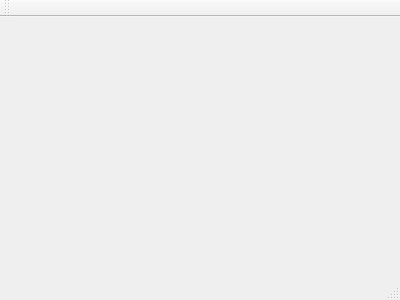
Above: mainwindow.ui from maxbog/f1 before the change. Below: the same form after it.
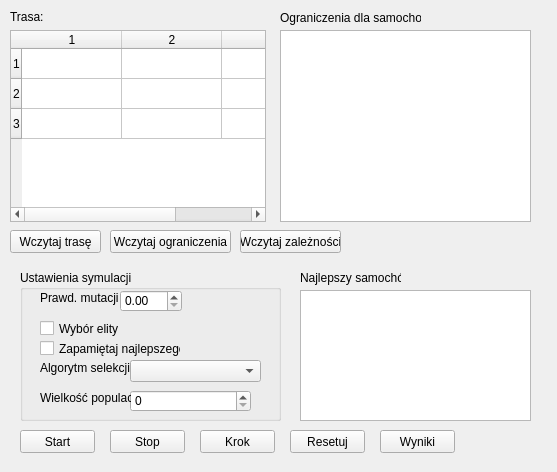
That is the form after the change.

Commit message: prototyp interfejsu

Patch:
```diff
--- a/mainwindow.ui
+++ b/mainwindow.ui
@@ -1,24 +1,314 @@
 <ui version="4.0">
  <class>MainWindow</class>
- <widget class="QMainWindow" name="MainWindow" >
-  <property name="geometry" >
+ <widget class="QMainWindow" name="MainWindow">
+  <property name="geometry">
    <rect>
     <x>0</x>
     <y>0</y>
-    <width>400</width>
-    <height>300</height>
+    <width>557</width>
+    <height>472</height>
    </rect>
   </property>
   <property name="windowTitle" >
    <string>MainWindow</string>
   </property>
-  <widget class="QMenuBar" name="menuBar" />
-  <widget class="QToolBar" name="mainToolBar" />
-  <widget class="QWidget" name="centralWidget" />
-  <widget class="QStatusBar" name="statusBar" />
+  <widget class="QWidget" name="centralWidget">
+   <widget class="QTableWidget" name="tableWidget">
+    <property name="geometry">
+     <rect>
+      <x>10</x>
+      <y>30</y>
+      <width>256</width>
+      <height>192</height>
+     </rect>
+    </property>
+    <property name="rowCount">
+     <number>3</number>
+    </property>
+    <property name="columnCount">
+     <number>3</number>
+    </property>
+    <row/>
+    <row/>
+    <row/>
+    <column/>
+    <column/>
+    <column/>
+   </widget>
+   <widget class="QLabel" name="label">
+    <property name="geometry">
+     <rect>
+      <x>10</x>
+      <y>10</y>
+      <width>46</width>
+      <height>13</height>
+     </rect>
+    </property>
+    <property name="text">
+     <string>Trasa:</string>
+    </property>
+   </widget>
+   <widget class="QTableWidget" name="tableWidget_2">
+    <property name="geometry">
+     <rect>
+      <x>280</x>
+      <y>30</y>
+      <width>251</width>
+      <height>192</height>
+     </rect>
+    </property>
+   </widget>
+   <widget class="QLabel" name="label_2">
+    <property name="geometry">
+     <rect>
+      <x>280</x>
+      <y>10</y>
+      <width>141</width>
+      <height>16</height>
+     </rect>
+    </property>
+    <property name="text">
+     <string>Ograniczenia dla samochodu:</string>
+    </property>
+   </widget>
+   <widget class="QPushButton" name="pushButton">
+    <property name="geometry">
+     <rect>
+      <x>10</x>
+      <y>230</y>
+      <width>91</width>
+      <height>23</height>
+     </rect>
+    </property>
+    <property name="text">
+     <string>Wczytaj trasę</string>
+    </property>
+   </widget>
+   <widget class="QPushButton" name="pushButton_2">
+    <property name="geometry">
+     <rect>
+      <x>110</x>
+      <y>230</y>
+      <width>121</width>
+      <height>23</height>
+     </rect>
+    </property>
+    <property name="text">
+     <string>Wczytaj ograniczenia</string>
+    </property>
+   </widget>
+   <widget class="QGroupBox" name="groupBox">
+    <property name="geometry">
+     <rect>
+      <x>20</x>
+      <y>270</y>
+      <width>261</width>
+      <height>151</height>
+     </rect>
+    </property>
+    <property name="title">
+     <string>Ustawienia symulacji</string>
+    </property>
+    <widget class="QDoubleSpinBox" name="doubleSpinBox">
+     <property name="geometry">
+      <rect>
+       <x>100</x>
+       <y>20</y>
+       <width>62</width>
+       <height>22</height>
+      </rect>
+     </property>
+    </widget>
+    <widget class="QLabel" name="label_3">
+     <property name="geometry">
+      <rect>
+       <x>20</x>
+       <y>20</y>
+       <width>81</width>
+       <height>16</height>
+      </rect>
+     </property>
+     <property name="text">
+      <string>Prawd. mutacji</string>
+     </property>
+    </widget>
+    <widget class="QCheckBox" name="checkBox">
+     <property name="geometry">
+      <rect>
+       <x>20</x>
+       <y>50</y>
+       <width>81</width>
+       <height>17</height>
+      </rect>
+     </property>
+     <property name="text">
+      <string>Wybór elity</string>
+     </property>
+    </widget>
+    <widget class="QCheckBox" name="checkBox_2">
+     <property name="geometry">
+      <rect>
+       <x>20</x>
+       <y>70</y>
+       <width>141</width>
+       <height>17</height>
+      </rect>
+     </property>
+     <property name="text">
+      <string>Zapamiętaj najlepszego</string>
+     </property>
+    </widget>
+    <widget class="QComboBox" name="comboBox">
+     <property name="geometry">
+      <rect>
+       <x>110</x>
+       <y>90</y>
+       <width>131</width>
+       <height>22</height>
+      </rect>
+     </property>
+    </widget>
+    <widget class="QLabel" name="label_4">
+     <property name="geometry">
+      <rect>
+       <x>20</x>
+       <y>90</y>
+       <width>91</width>
+       <height>16</height>
+      </rect>
+     </property>
+     <property name="text">
+      <string>Algorytm selekcji</string>
+     </property>
+    </widget>
+    <widget class="QSpinBox" name="spinBox">
+     <property name="geometry">
+      <rect>
+       <x>110</x>
+       <y>120</y>
+       <width>121</width>
+       <height>22</height>
+      </rect>
+     </property>
+    </widget>
+    <widget class="QLabel" name="label_5">
+     <property name="geometry">
+      <rect>
+       <x>20</x>
+       <y>120</y>
+       <width>91</width>
+       <height>16</height>
+      </rect>
+     </property>
+     <property name="text">
+      <string>Wielkość populacji</string>
+     </property>
+    </widget>
+   </widget>
+   <widget class="QPushButton" name="pushButton_3">
+    <property name="geometry">
+     <rect>
+      <x>20</x>
+      <y>430</y>
+      <width>75</width>
+      <height>23</height>
+     </rect>
+    </property>
+    <property name="text">
+     <string>Start</string>
+    </property>
+   </widget>
+   <widget class="QPushButton" name="pushButton_4">
+    <property name="geometry">
+     <rect>
+      <x>110</x>
+      <y>430</y>
+      <width>75</width>
+      <height>23</height>
+     </rect>
+    </property>
+    <property name="text">
+     <string>Stop</string>
+    </property>
+   </widget>
+   <widget class="QPushButton" name="pushButton_5">
+    <property name="geometry">
+     <rect>
+      <x>290</x>
+      <y>430</y>
+      <width>75</width>
+      <height>23</height>
+     </rect>
+    </property>
+    <property name="text">
+     <string>Resetuj</string>
+    </property>
+   </widget>
+   <widget class="QPushButton" name="pushButton_6">
+    <property name="geometry">
+     <rect>
+      <x>200</x>
+      <y>430</y>
+      <width>75</width>
+      <height>23</height>
+     </rect>
+    </property>
+    <property name="text">
+     <string>Krok</string>
+    </property>
+   </widget>
+   <widget class="QPushButton" name="pushButton_7">
+    <property name="geometry">
+     <rect>
+      <x>380</x>
+      <y>430</y>
+      <width>75</width>
+      <height>23</height>
+     </rect>
+    </property>
+    <property name="text">
+     <string>Wyniki</string>
+    </property>
+   </widget>
+   <widget class="QListWidget" name="listWidget">
+    <property name="geometry">
+     <rect>
+      <x>300</x>
+      <y>290</y>
+      <width>231</width>
+      <height>131</height>
+     </rect>
+    </property>
+   </widget>
+   <widget class="QLabel" name="label_6">
+    <property name="geometry">
+     <rect>
+      <x>300</x>
+      <y>270</y>
+      <width>101</width>
+      <height>16</height>
+     </rect>
+    </property>
+    <property name="text">
+     <string>Najlepszy samochód</string>
+    </property>
+   </widget>
+   <widget class="QPushButton" name="pushButton_8">
+    <property name="geometry">
+     <rect>
+      <x>240</x>
+      <y>230</y>
+      <width>101</width>
+      <height>23</height>
+     </rect>
+    </property>
+    <property name="text">
+     <string>Wczytaj zależności</string>
+    </property>
+   </widget>
+  </widget>
  </widget>
- <layoutDefault spacing="6" margin="11" />
- <pixmapfunction></pixmapfunction>
+ <layoutdefault spacing="6" margin="11"/>
  <resources/>
  <connections/>
 </ui>
```
Left out of the diff: 3 changed lines with no effect on the pictures. The commit also changes 1 other file.
